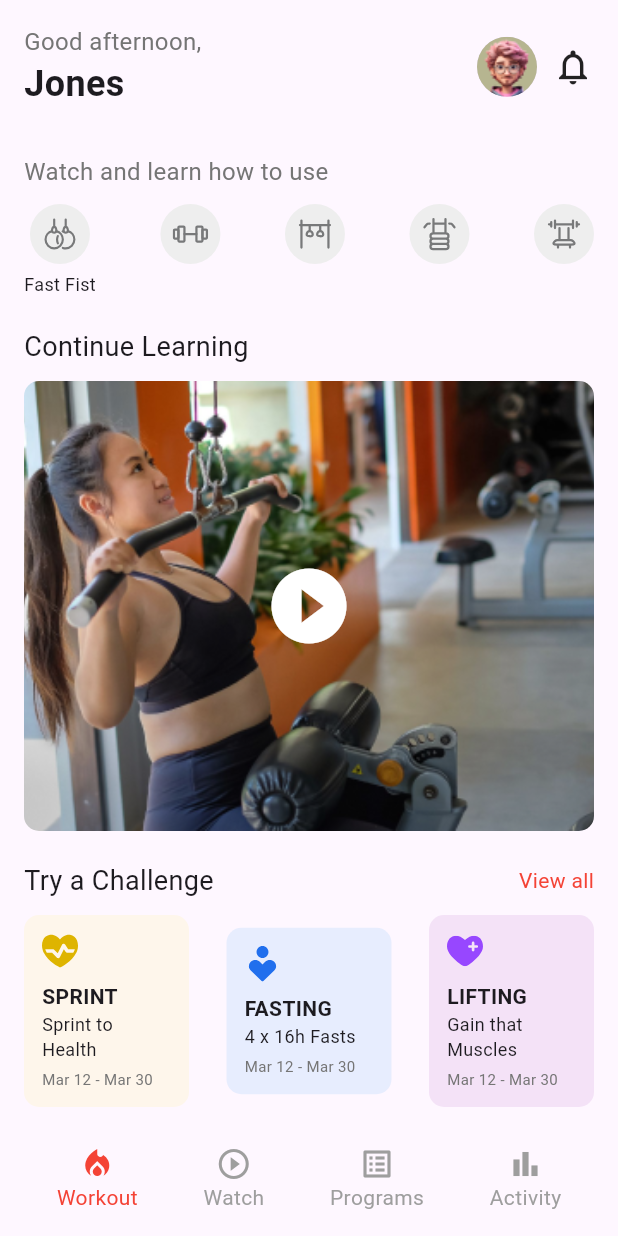
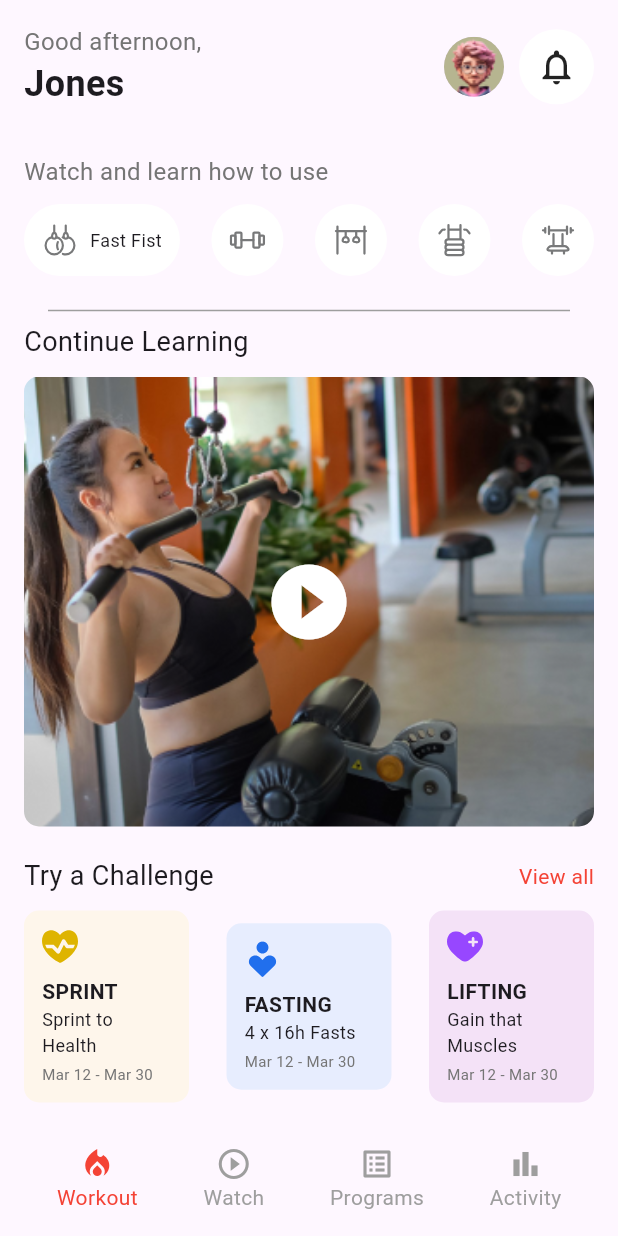
Before and after one commit to Cypher-O/latana, a Flutter app: the HomePage screen opened directly, on a phone screen of 412 x 824 dp. Run offline on Flutter 3.47's test engine with Material 3 defaults, Android fonts, the phone set to English and light mode, and no system bars; our stand-ins replace flutter_svg, stacked, stacked_services.

Commit message:
code cleanup

```diff
--- a/lib/views/home_page.dart
+++ b/lib/views/home_page.dart
@@ -19,7 +19,13 @@ class HomePage extends StackedView<HomeViewModel> {
               _buildHeader(viewModel),
               const SizedBox(height: 20),
               _buildLearnSection(),
-              const SizedBox(height: 20),
+              const SizedBox(height: 15),
+              const Divider(
+                color: Colors.grey,
+                thickness: 1,
+                indent: 16,
+                endIndent: 16,
+              ),
               _buildContinueLearning(),
               const SizedBox(height: 20),
               _buildChallenges(viewModel),
@@ -49,14 +55,21 @@ class HomePage extends StackedView<HomeViewModel> {
             ),
           ],
         ),
-        const Row(
+        Row(
           children: [
-            CircleAvatar(
+            const CircleAvatar(
               backgroundImage: AssetImage('assets/images/avatar.png'),
               radius: 20,
             ),
-            SizedBox(width: 10),
-            Icon(Icons.notifications_none, size: 28),
+            const SizedBox(width: 10),
+            Container(
+                height: 50,
+                width: 50,
+                decoration: const BoxDecoration(
+                  shape: BoxShape.circle,
+                  color: Colors.white,
+                ),
+                child: const Icon(Icons.notifications_none, size: 28)),
           ],
         ),
       ],
@@ -91,24 +104,35 @@ class HomePage extends StackedView<HomeViewModel> {
   }
 
   Widget _buildExerciseIcon(String assetPath, String label) {
-    return Column(
+    return Container(
+      padding: const EdgeInsets.all(12),
+      decoration: BoxDecoration(
+        // Check if the label is empty to decide the shape
+        shape: label.isEmpty ? BoxShape.circle : BoxShape.rectangle,
+        borderRadius: label.isEmpty ? null : BorderRadius.circular(24),
+        color: Colors.white,
+      ),
+      child: label.isEmpty
+          ? SvgPicture.asset(
+              assetPath,
+              width: 24,
+              height: 24,
+            )
+          : Row(
+              mainAxisSize: MainAxisSize.min,
               children: [
-        Container(
-          padding: const EdgeInsets.all(8),
-          decoration: BoxDecoration(
-            shape: BoxShape.circle,
-            color: Colors.grey[200],
-          ),
-          // child: Icon(icon, size: 24),
-          child: SvgPicture.asset(
+                SvgPicture.asset(
                   assetPath,
                   width: 24,
                   height: 24,
                 ),
+                const SizedBox(width: 8), // Space between the icon and text
+                Text(
+                  label,
+                  style: const TextStyle(fontSize: 12),
                 ),
-        const SizedBox(height: 5),
-        Text(label, style: const TextStyle(fontSize: 12)),
               ],
+            ),
     );
   }
 
```
Lines whose indentation alone changed are shown as unchanged.
